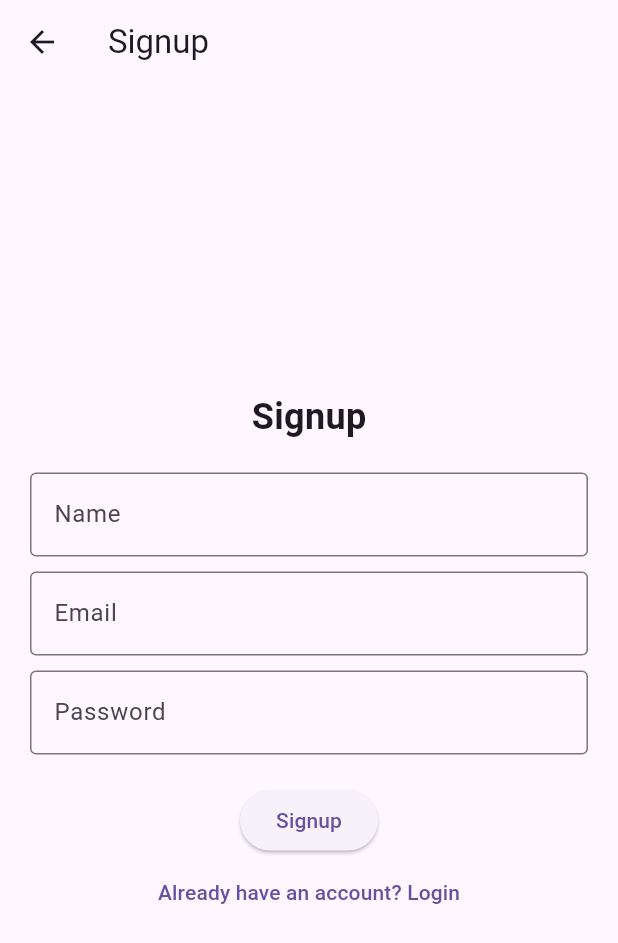
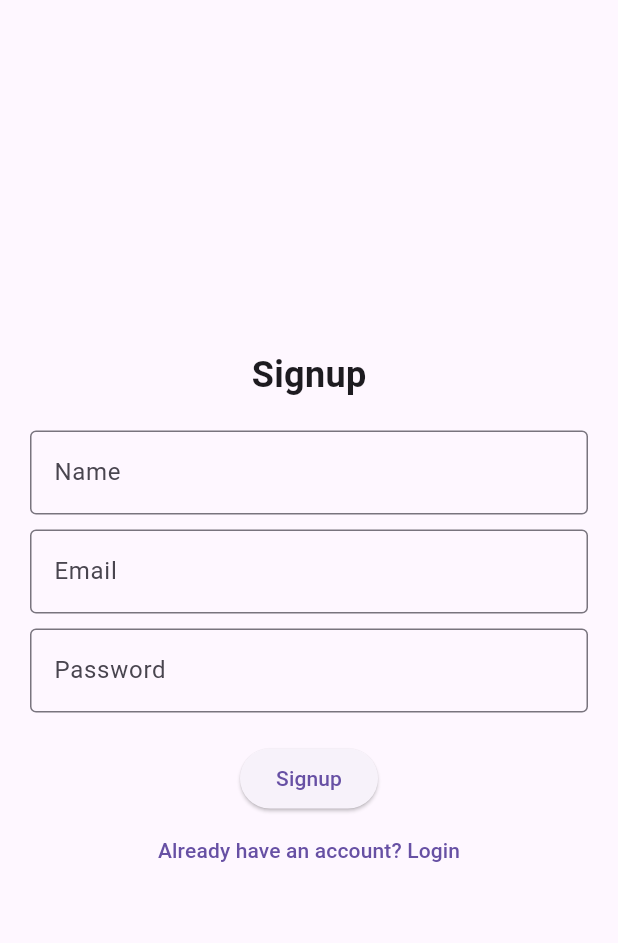
Before and after one commit to pradeep673-git/ai-powered-pos-sysrem, a Flutter app: the SignupScreen screen opened directly, on a phone screen of 412 x 824 dp. Shown: the top 943 px of the screen. Run offline on Flutter 3.47's test engine with Material 3 defaults, Android fonts, the light colour scheme and no system bars.

Commit message:
Fixed API service file name and updated signup screen

```diff
--- a/lib/screens/signup-screen.dart
+++ b/lib/screens/signup-screen.dart
@@ -1,19 +1,17 @@
 import 'package:flutter/material.dart';
-import '../services/api-service.dart';
-import 'login-screen.dart';
+import '../services/api_service.dart'; // API service for backend calls
+import 'login-screen.dart'; // Navigate to Login Screen after signup
 
 class SignupScreen extends StatefulWidget {
-  const SignupScreen({super.key});
-
   @override
   _SignupScreenState createState() => _SignupScreenState();
 }
 
 class _SignupScreenState extends State<SignupScreen> {
+  final _formKey = GlobalKey<FormState>();
   final TextEditingController nameController = TextEditingController();
   final TextEditingController emailController = TextEditingController();
   final TextEditingController passwordController = TextEditingController();
-  final _formKey = GlobalKey<FormState>();
 
   void signup() async {
     if (_formKey.currentState!.validate()) {
@@ -42,7 +40,6 @@ class _SignupScreenState extends State<SignupScreen> {
   @override
   Widget build(BuildContext context) {
     return Scaffold(
-      appBar: AppBar(title: Text("Signup")),
       body: Center(
         child: Padding(
           padding: EdgeInsets.all(20),
@@ -55,6 +52,8 @@ class _SignupScreenState extends State<SignupScreen> {
                     style:
                         TextStyle(fontSize: 24, fontWeight: FontWeight.bold)),
                 SizedBox(height: 20),
+
+                // Name Input Field
                 TextFormField(
                   controller: nameController,
                   decoration: InputDecoration(
@@ -63,6 +62,8 @@ class _SignupScreenState extends State<SignupScreen> {
                       value!.isEmpty ? "Enter your name" : null,
                 ),
                 SizedBox(height: 10),
+
+                // Email Input Field
                 TextFormField(
                   controller: emailController,
                   decoration: InputDecoration(
@@ -71,23 +72,28 @@ class _SignupScreenState extends State<SignupScreen> {
                       value!.isEmpty ? "Enter your email" : null,
                 ),
                 SizedBox(height: 10),
+
+                // Password Input Field
                 TextFormField(
                   controller: passwordController,
                   obscureText: true,
                   decoration: InputDecoration(
                       labelText: "Password", border: OutlineInputBorder()),
-                  validator: (value) => value!.length < 6
-                      ? "Password must be at least 6 characters"
-                      : null,
+                  validator: (value) =>
+                      value!.isEmpty ? "Enter your password" : null,
                 ),
                 SizedBox(height: 20),
+
+                // Signup Button
                 ElevatedButton(
                   onPressed: signup,
                   child: Text("Signup"),
                 ),
+
+                // Navigate to Login Screen
                 TextButton(
                   onPressed: () {
-                    Navigator.pushReplacement(
+                    Navigator.push(
                       context,
                       MaterialPageRoute(builder: (context) => LoginScreen()),
                     );
--- a/lib/services/api-service.dart
+++ b/lib/services/api_service.dart
@@ -2,9 +2,9 @@ import 'dart:convert';
 import 'package:http/http.dart' as http;
 
 class ApiService {
-  static const String baseUrl =
-      "http://127.0.0.1:8000"; // Update for emulator or real device
+  static const String baseUrl = "http://127.0.0.1:8000"; // Update FastAPI URL
 
+  // Signup API
   static Future<bool> signup(String name, String email, String password) async {
     final response = await http.post(
       Uri.parse("$baseUrl/auth/signup"),
```
